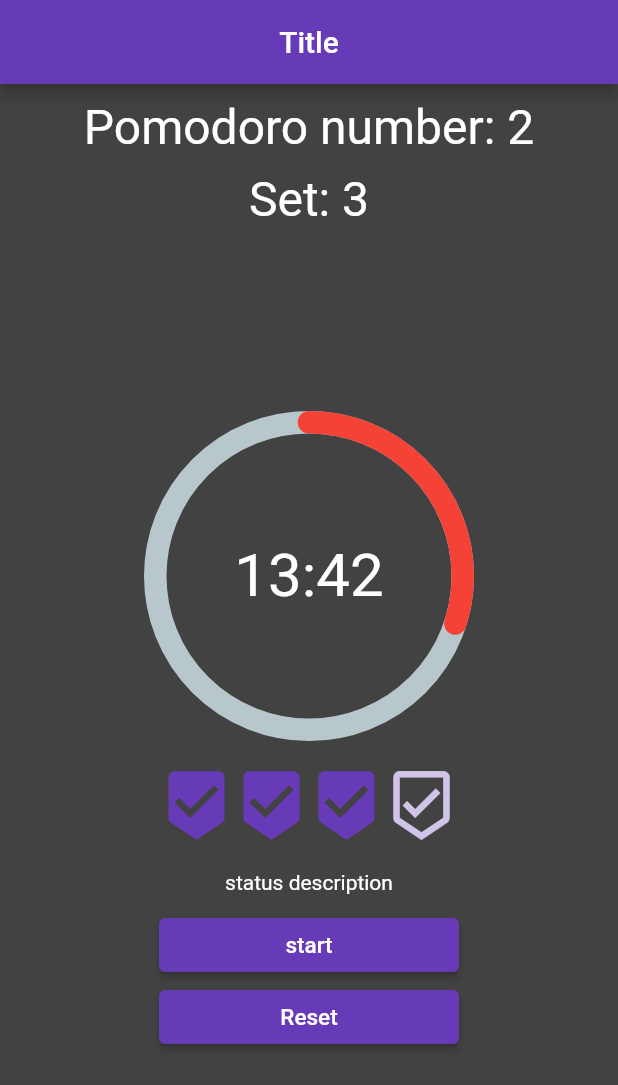
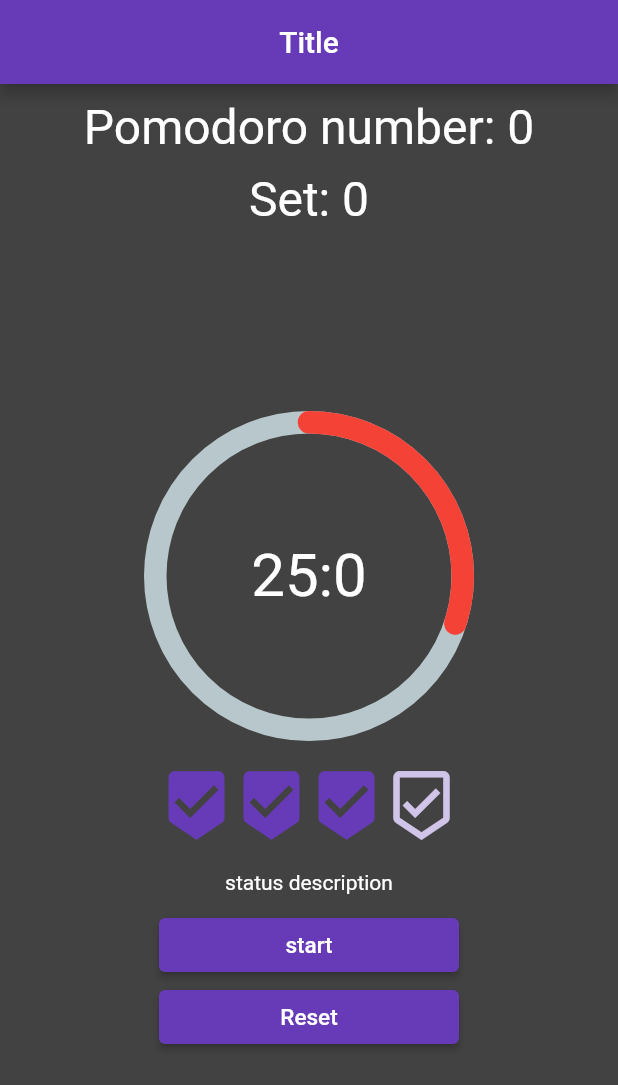
Before and after one commit to patrickkoszewski/pomodoro_timer, a Flutter app: the screen it shows after launch, on a phone screen of 412 x 824 dp. Shown: the top 1085 px of the screen. Run offline on Flutter 3.47's test engine with Material 2 defaults, Android fonts, the phone set to English and light mode, and no system bars; drawn by our look-alikes of percent_indicator.

Commit message:
Add _secondsToFormatedString

```diff
--- a/lib/screens/home_screen.dart
+++ b/lib/screens/home_screen.dart
@@ -1,5 +1,9 @@
+import 'dart:async';
+
 import 'package:flutter/material.dart';
 import 'package:percent_indicator/percent_indicator.dart';
+import 'package:pomodoro_timer/model/pomodoro_status.dart';
+import 'package:pomodoro_timer/utils/constants.dart';
 import 'package:pomodoro_timer/widget/progress_icons.dart';
 import 'package:pomodoro_timer/widget/custom_button.dart';
 
@@ -20,6 +24,13 @@ const _btnTextReset = 'RESET';
 class _HomePageState extends State<HomePage> {
   @override
   Widget build(BuildContext context) {
+    int remainingTime = pomodoroTotalTime;
+    String mainBtnText = _btnTextStart;
+    PomodoroStatus pomodoroStatus = PomodoroStatus.pausedPomodoro;
+    //for the cuntdown
+    Timer _timer;
+    int pomodoroNum = 0;
+    int setNum = 0;
     return Scaffold(
       appBar: AppBar(title: const Center(child: Text('Title'))),
       backgroundColor: Colors.grey[800],
@@ -30,15 +41,15 @@ class _HomePageState extends State<HomePage> {
             const SizedBox(
               height: 10,
             ),
-            const Text(
-              'Pomodoro number: 2',
+            Text(
+              'Pomodoro number: $pomodoroNum',
               style: TextStyle(fontSize: 32, color: Colors.white),
             ),
             const SizedBox(
               height: 10,
             ),
-            const Text(
-              'Set: 3',
+            Text(
+              'Set: $setNum',
               style: TextStyle(fontSize: 32, color: Colors.white),
             ),
             Expanded(
@@ -51,8 +62,8 @@ class _HomePageState extends State<HomePage> {
                     percent: 0.3,
                     //zaookrąglenie wewnąrz indikatora
                     circularStrokeCap: CircularStrokeCap.round,
-                    center: const Text(
-                      '13:42',
+                    center: Text(
+                      _secondsToFormatedString(remainingTime),
                       style: TextStyle(fontSize: 40, color: Colors.white),
                     ),
                     progressColor: Colors.red,
@@ -97,3 +108,19 @@ class _HomePageState extends State<HomePage> {
     );
   }
 }
+
+//Method to convert sec to min
+_secondsToFormatedString(int seconds) {
+  // ~ - rounded
+  int roundedMinutes = seconds ~/ 60;
+  int remainingSeconds = seconds - (roundedMinutes * 60);
+  String remainingSecondsFormated;
+
+  if (remainingSeconds < 10) {
+    remainingSecondsFormated = '0$remainingSeconds';
+  } else {
+    remainingSecondsFormated = remainingSeconds.toString();
+  }
+
+  return '$roundedMinutes:$remainingSeconds';
+}
```
Also changed, not shown: flutter_01.png (added).
